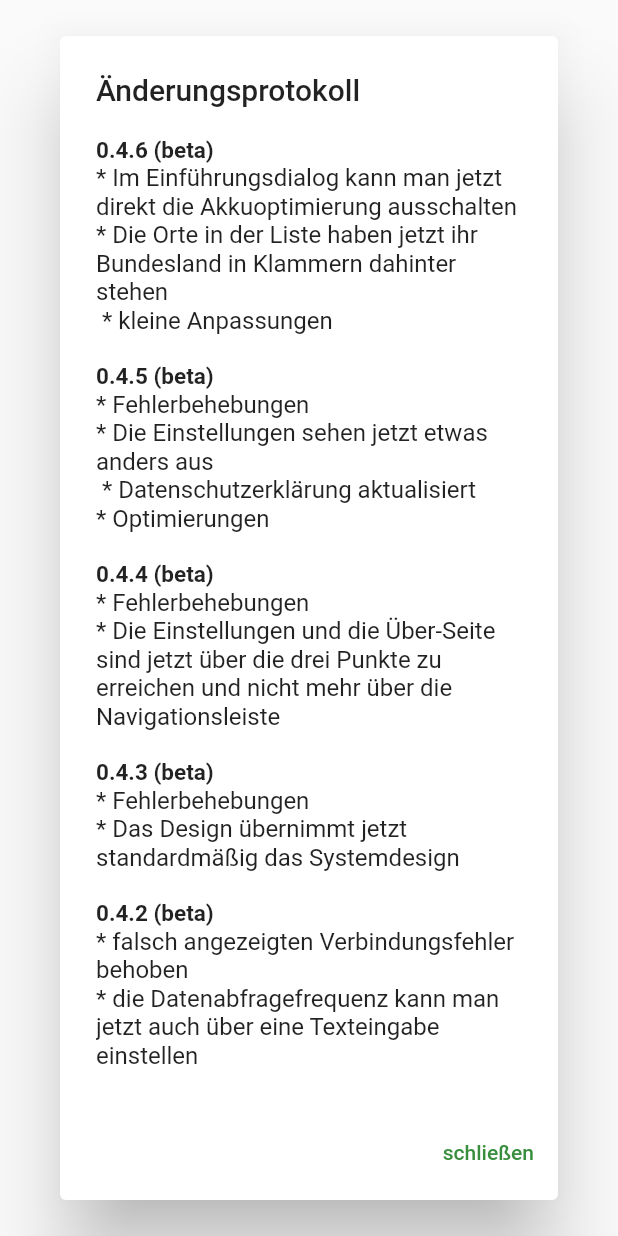
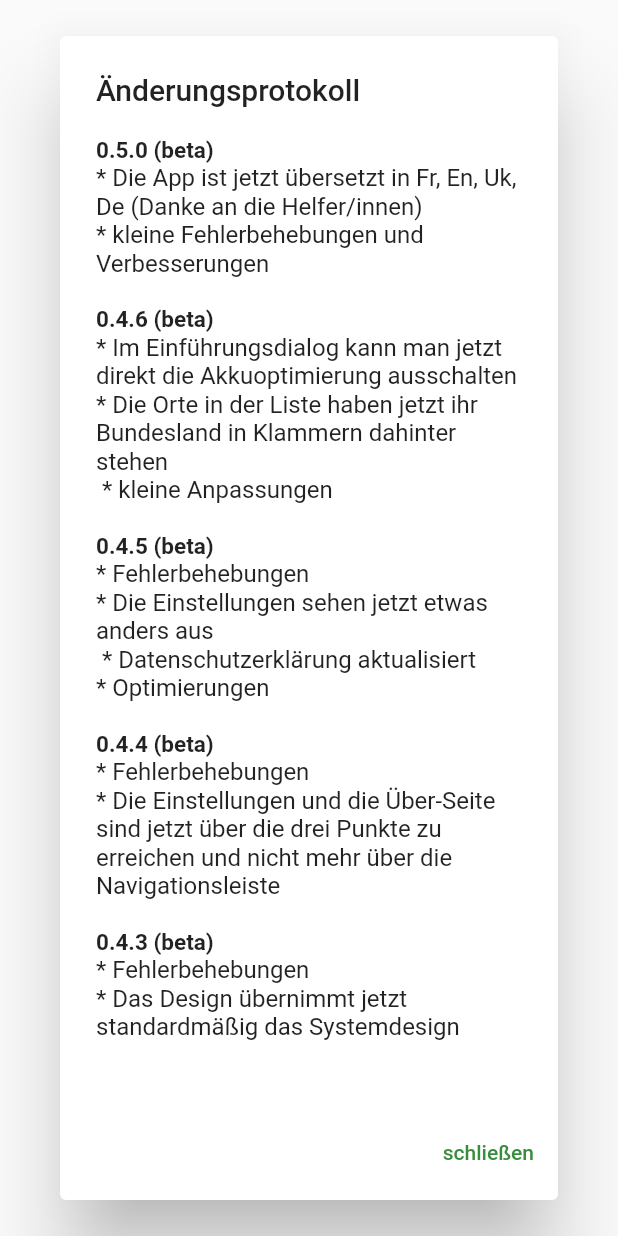
Before and after one commit to nucleus-ffm/foss_warn, a Flutter app: the ChangeLogDialog widget shown alone on an empty page, opened directly, on a phone screen of 412 x 824 dp. Run offline on Flutter 3.47's test engine with Material 2 defaults, Android fonts, the phone set to English and light mode, and no system bars; our stand-ins replace flutter_local_notifications, rxdart, share_plus, shared_preferences; missing offline and left inert: android_alarm_manager_plus, app_settings, shared_preferences_android; accounts and stored records are empty; generated files the repository leaves out were written again.

Commit message:
add changes in 0.5.0

```diff
--- a/lib/widgets/dialogs/ChangeLogDialog.dart
+++ b/lib/widgets/dialogs/ChangeLogDialog.dart
@@ -13,6 +13,13 @@ class ChangeLogDialog extends StatelessWidget {
             crossAxisAlignment: CrossAxisAlignment.start,
             mainAxisSize: MainAxisSize.min,
             children: [
+              Text(
+                "0.5.0 (beta)",
+                style: TextStyle(fontSize: 15, fontWeight: FontWeight.bold),
+              ),
+              Text("* Die App ist jetzt übersetzt in Fr, En, Uk, De (Danke an die Helfer/innen)\n"
+                  "* kleine Fehlerbehebungen und Verbesserungen \n"
+              ),
               Text(
                 "0.4.6 (beta)",
                 style: TextStyle(fontSize: 15, fontWeight: FontWeight.bold),
```
